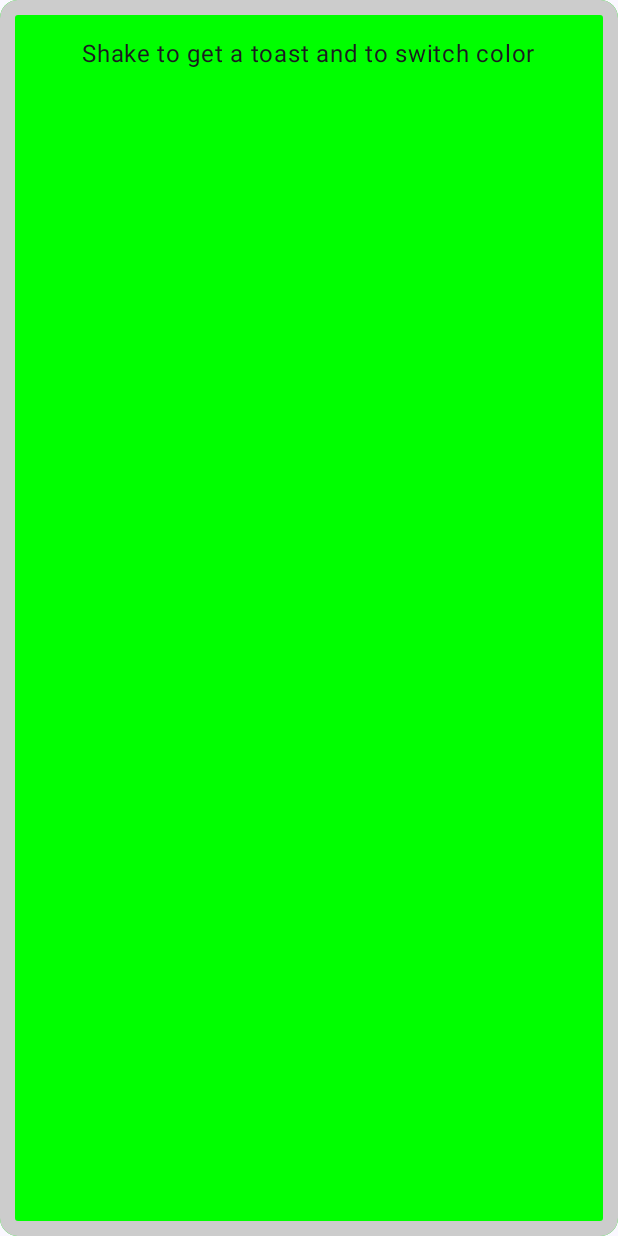
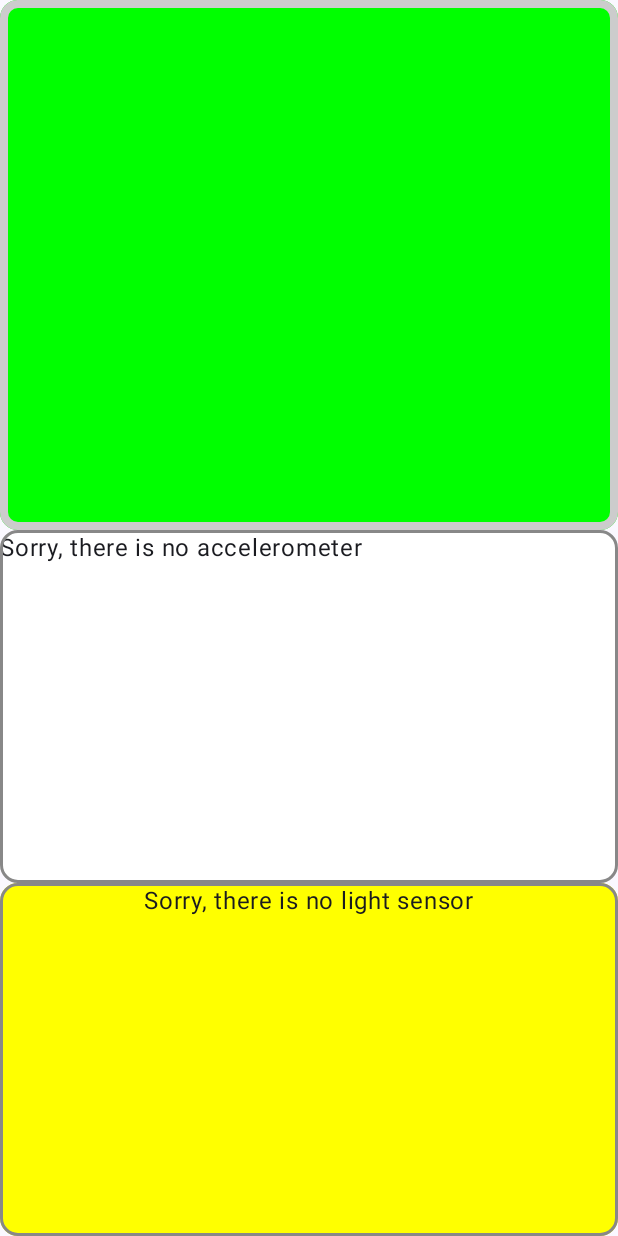
Before and after one commit to raphael-santosz/TestAccelerometreCompose, an Android app built with Jetpack Compose: the screen it shows after launch (MainActivity), on a phone screen of 412 x 824 dp. Run offline under Robolectric (Android 15) with nearby library versions, the phone set to English and light mode, and no system bars.

Commit message:
major commit

```diff
--- a/app/src/main/java/com/example/testaccelerometrecompose/MainActivity.kt
+++ b/app/src/main/java/com/example/testaccelerometrecompose/MainActivity.kt
@@ -1,5 +1,7 @@
 package com.example.testaccelerometrecompose
 
+import com.example.testaccelerometrecompose.ui.theme.TestAccelerometreComposeTheme
+import androidx.compose.ui.unit.dp
 import android.annotation.SuppressLint
 import androidx.compose.ui.graphics.Color
 import android.hardware.Sensor
@@ -13,7 +15,6 @@ import androidx.activity.compose.setContent
 import androidx.activity.enableEdgeToEdge
 import androidx.compose.foundation.BorderStroke
 import androidx.compose.foundation.layout.Column
-import androidx.compose.foundation.layout.Row
 import androidx.compose.foundation.layout.fillMaxSize
 import androidx.compose.material3.Card
 import androidx.compose.material3.CardDefaults
@@ -23,56 +24,94 @@ import androidx.compose.runtime.Composable
 import androidx.compose.runtime.MutableState
 import androidx.compose.runtime.mutableStateOf
 import androidx.compose.ui.Modifier
-import androidx.compose.ui.res.stringResource
-import androidx.compose.ui.unit.dp
-import com.example.testaccelerometrecompose.ui.theme.TestAccelerometreComposeTheme
+import androidx.compose.foundation.rememberScrollState
+import androidx.compose.foundation.verticalScroll
 
 class MainActivity : ComponentActivity(), SensorEventListener {
 
     private lateinit var sensorManager: SensorManager
     private var lastUpdate: Long = 0
+    private var lastLightUpdate: Long = 0
 
-    private var color : MutableState<Boolean> = mutableStateOf(false)
+    // Mutable state variables to store sensor data
+    private lateinit var lightValue: MutableState<Float>
+    private lateinit var intensityLevel: MutableState<String>
+
+    private var color: MutableState<Boolean> = mutableStateOf(false)
 
     @SuppressLint("UnusedMaterial3ScaffoldPaddingParameter")
     override fun onCreate(savedInstanceState: Bundle?) {
         super.onCreate(savedInstanceState)
 
         sensorManager = getSystemService(SENSOR_SERVICE) as SensorManager
-        sensorManager.registerListener(
-                this,
-                sensorManager.getDefaultSensor(Sensor.TYPE_ACCELEROMETER),
-                SensorManager.SENSOR_DELAY_NORMAL
-            )
-        // register this class as a listener for the accelerometer sensor
+
+        val accelerometer: Sensor? = sensorManager.getDefaultSensor(Sensor.TYPE_ACCELEROMETER)
+        val lightSensor: Sensor? = sensorManager.getDefaultSensor(Sensor.TYPE_LIGHT)
+
+        // Initializing mutable states for light sensor
+        lightValue = mutableStateOf(0f)
+        intensityLevel = mutableStateOf("UNKNOWN")
+
+        if (accelerometer != null) {
+            sensorManager.registerListener(this, accelerometer, SensorManager.SENSOR_DELAY_NORMAL)
             lastUpdate = System.currentTimeMillis()
+        }
+
+        if (lightSensor != null) {
+            sensorManager.registerListener(this, lightSensor, SensorManager.SENSOR_DELAY_NORMAL)
+        }
 
         enableEdgeToEdge()
         setContent {
             TestAccelerometreComposeTheme {
                 Scaffold(modifier = Modifier.fillMaxSize()) {
-                    SensorsInfo(color)
+                    SensorsInfo(color, accelerometer, lightSensor, lightValue, intensityLevel)
                 }
             }
         }
     }
 
-    override fun onSensorChanged(p0: SensorEvent) {
-        getAccelerometer(p0)
+    override fun onSensorChanged(event: SensorEvent) {
+        when (event.sensor.type) {
+            Sensor.TYPE_ACCELEROMETER -> getAccelerometer(event)
+            Sensor.TYPE_LIGHT -> handleLightSensor(event, lightValue, intensityLevel)
+        }
+    }
+
+    // Processes light sensor data and updates the UI state
+    private fun handleLightSensor(event: SensorEvent, lightValueState: MutableState<Float>, intensityState: MutableState<String>) {
+        val lightValue = event.values[0]
+        val currentTime = System.currentTimeMillis()
+
+        val maxRange = event.sensor.maximumRange
+        val limitLow = maxRange / 3
+        val limitHigh = (2 * maxRange) / 3
+
+        val intensityLevel = when {
+            lightValue < limitLow -> "LOW Intensity"
+            lightValue < limitHigh -> "MEDIUM Intensity"
+            else -> "HIGH Intensity"
+        }
+
+        // Updates UI only if the light intensity change exceeds 200 lx and at least 1 second has passed
+        if ((Math.abs(lightValue - lightValueState.value) >= 200) && ((currentTime - lastLightUpdate) >= 1000)) {
+            lastLightUpdate = currentTime
+
+            lightValueState.value = lightValue
+            intensityState.value = intensityLevel
+        }
     }
 
     override fun onAccuracyChanged(p0: Sensor?, p1: Int) {
-        if (p0?.type == Sensor.TYPE_LIGHT) Toast.makeText(
-            this,
-            getString(R.string.changAcc, p1),
-            Toast.LENGTH_SHORT
-        ).show()
-
+        if (p0?.type == Sensor.TYPE_ACCELEROMETER) {
+            Toast.makeText(this, getString(R.string.changAcc, p1), Toast.LENGTH_SHORT).show()
+        }
     }
 
+    // Processes accelerometer data and updates UI accordingly
     private fun getAccelerometer(event: SensorEvent) {
         val accelerationSquareRootThreshold = 200
-        val timeThreashold = 1000
+        val timeThreshold = 1000
         val values = event.values
 
         val x = values[0]
@@ -81,8 +120,9 @@ class MainActivity : ComponentActivity(), SensorEventListener {
         val accelerationSquareRoot = (x * x + y * y + z * z
                 / (SensorManager.GRAVITY_EARTH * SensorManager.GRAVITY_EARTH))
         val actualTime = System.currentTimeMillis()
+
         if (accelerationSquareRoot >= accelerationSquareRootThreshold) {
-            if (actualTime - lastUpdate < timeThreashold) {
+            if (actualTime - lastUpdate < timeThreshold) {
                 return
             }
             lastUpdate = actualTime
@@ -92,27 +132,77 @@ class MainActivity : ComponentActivity(), SensorEventListener {
     }
 
     override fun onPause() {
-        // unregister listener
         super.onPause()
         sensorManager.unregisterListener(this)
     }
 }
 
 @Composable
-fun SensorsInfo(color: MutableState<Boolean> ) {
+fun SensorsInfo(
+    color: MutableState<Boolean>,
+    accelerometer: Sensor?,
+    lightSensor: Sensor?,
+    lightValue: MutableState<Float>,
+    intensityLevel: MutableState<String>
+) {
+    Column(modifier = Modifier.fillMaxSize()) {
+
+        // Upper section: changes color based on accelerometer input
         Card(
-        modifier = Modifier.fillMaxSize(),
+            modifier = Modifier
+                .fillMaxSize()
+                .weight(3f),
             colors = CardDefaults.cardColors(if (color.value) Color.Red else Color.Green),
             shape = CardDefaults.shape,
             elevation = CardDefaults.cardElevation(),
-        border = BorderStroke(10.dp, if (color.value) Color.Black else Color.LightGray)
+            border = BorderStroke(5.dp, if (color.value) Color.Black else Color.LightGray)
+        ) {}
+
+        // Middle section: accelerometer information
+        Card(
+            modifier = Modifier
+                .fillMaxSize()
+                .weight(2f),
+            colors = CardDefaults.cardColors(Color.White),
+            elevation = CardDefaults.cardElevation(),
+            border = BorderStroke(2.dp, Color.Gray)
         ) {
-        Column() {
-            Text(text = "")
-            Row() {
-                Text(text = "            ")
-                Text(text = stringResource(R.string.shake))
+            Column(modifier = Modifier.fillMaxSize()) {
+                if (accelerometer != null) {
+                    Text(text = "Shake to get a toast and to switch color")
+                    Text(text = "Sensor Info:")
+                    Text(text = "Max Range: ${accelerometer.maximumRange}")
+                    Text(text = "Resolution: ${accelerometer.resolution}")
+                } else {
+                    Text(text = "Sorry, there is no accelerometer")
+                }
+            }
+        }
+
+        // Lower section: light sensor information
+        Card(
+            modifier = Modifier
+                .fillMaxSize()
+                .weight(2f),
+            colors = CardDefaults.cardColors(Color.Yellow),
+            elevation = CardDefaults.cardElevation(),
+            border = BorderStroke(2.dp, Color.Gray)
+        ) {
+            Column(
+                modifier = Modifier
+                    .fillMaxSize()
+                    .verticalScroll(rememberScrollState()), // Enables scrolling if needed
+                horizontalAlignment = androidx.compose.ui.Alignment.CenterHorizontally
+            ) {
+                if (lightSensor != null) {
+                    Text(text = "Light Sensor Available")
+                    Text(text = "Max Range: ${lightSensor.maximumRange}")
+                    Text(text = "New value light sensor = ${lightValue.value} lx")
+                    Text(text = intensityLevel.value)
+                } else {
+                    Text(text = "Sorry, there is no light sensor")
                 }
             }
         }
     }
+}
```
Also changed, not shown: app/src/main/AndroidManifest.xml (+8 -0 lines). Lines whose indentation alone changed are shown as unchanged.
